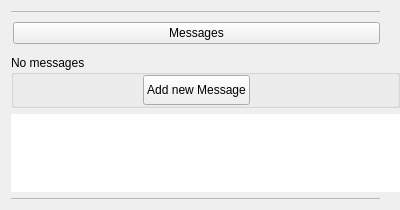
openSYDE/openSYDE, file opensyde_tool/src/system_definition/bus_edit/C_SdBueMessageSelectorWidget.ui: the form before one commit.
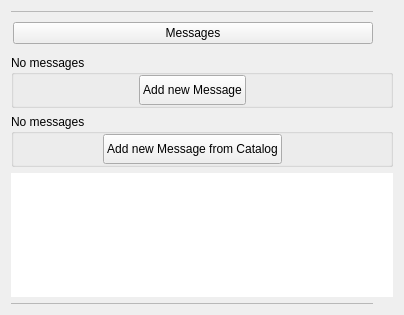
The form after the commit. Icons and pictures are not drawn. Custom widgets are drawn as their Qt base class.

```diff
--- a/opensyde_tool/src/system_definition/bus_edit/C_SdBueMessageSelectorWidget.ui
+++ b/opensyde_tool/src/system_definition/bus_edit/C_SdBueMessageSelectorWidget.ui
@@ -6,17 +6,14 @@
    <rect>
     <x>0</x>
     <y>0</y>
-    <width>400</width>
-    <height>210</height>
+    <width>404</width>
+    <height>315</height>
    </rect>
   </property>
   <property name="windowTitle">
    <string>Form</string>
   </property>
   <layout class="QVBoxLayout" name="verticalLayout_2">
-   <property name="rightMargin">
-    <number>0</number>
-   </property>
    <item>
     <layout class="QHBoxLayout" name="pc_HorizontalLayout_3">
      <property name="spacing">
@@ -189,6 +186,81 @@
      </layout>
     </widget>
    </item>
+   <item>
+    <widget class="stw::opensyde_gui_elements::C_OgeGbxTransparent" name="pc_GroupBoxNoMessagesFromCatalog">
+     <property name="title">
+      <string>No messages</string>
+     </property>
+     <layout class="QHBoxLayout" name="horizontalLayout_3" stretch="1,0,1">
+      <property name="spacing">
+       <number>0</number>
+      </property>
+      <property name="leftMargin">
+       <number>0</number>
+      </property>
+      <property name="topMargin">
+       <number>0</number>
+      </property>
+      <property name="rightMargin">
+       <number>19</number>
+      </property>
+      <property name="bottomMargin">
+       <number>0</number>
+      </property>
+      <item>
+       <spacer name="horizontalSpacer_3">
+        <property name="orientation">
+         <enum>Qt::Horizontal</enum>
+        </property>
+        <property name="sizeHint" stdset="0">
+         <size>
+          <width>40</width>
+          <height>20</height>
+         </size>
+        </property>
+       </spacer>
+      </item>
+      <item>
+       <widget class="stw::opensyde_gui_elements::C_OgePubOptions" name="pc_PbAddMessageFromCatalog">
+        <property name="minimumSize">
+         <size>
+          <width>0</width>
+          <height>30</height>
+         </size>
+        </property>
+        <property name="maximumSize">
+         <size>
+          <width>16777215</width>
+          <height>30</height>
+         </size>
+        </property>
+        <property name="text">
+         <string>Add new Message from Catalog</string>
+        </property>
+        <property name="iconSize">
+         <size>
+          <width>16</width>
+          <height>16</height>
+         </size>
+        </property>
+       </widget>
+      </item>
+      <item>
+       <spacer name="horizontalSpacer_4">
+        <property name="orientation">
+         <enum>Qt::Horizontal</enum>
+        </property>
+        <property name="sizeHint" stdset="0">
+         <size>
+          <width>0</width>
+          <height>0</height>
+         </size>
+        </property>
+       </spacer>
+      </item>
+     </layout>
+    </widget>
+   </item>
    <item>
     <widget class="stw::opensyde_gui::C_SdBueMessageSelectorTreeWidget" name="pc_MessageTreeWidget">
      <property name="sizePolicy">
```
